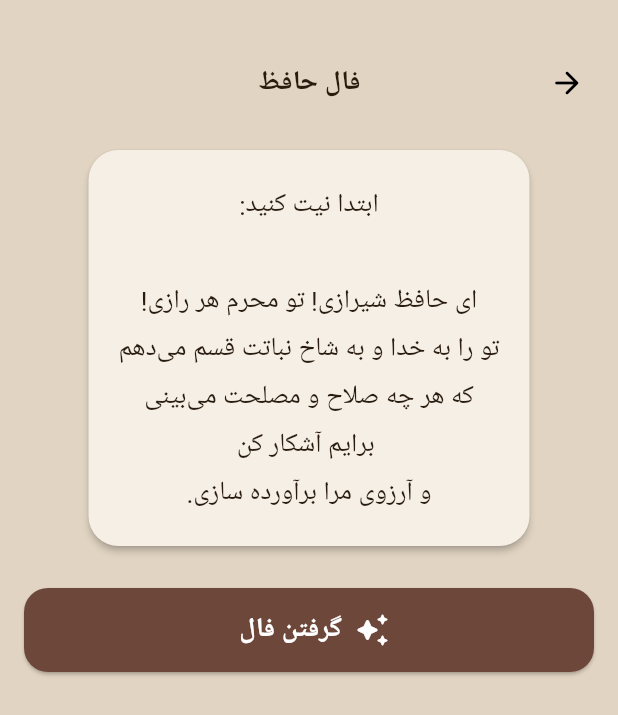
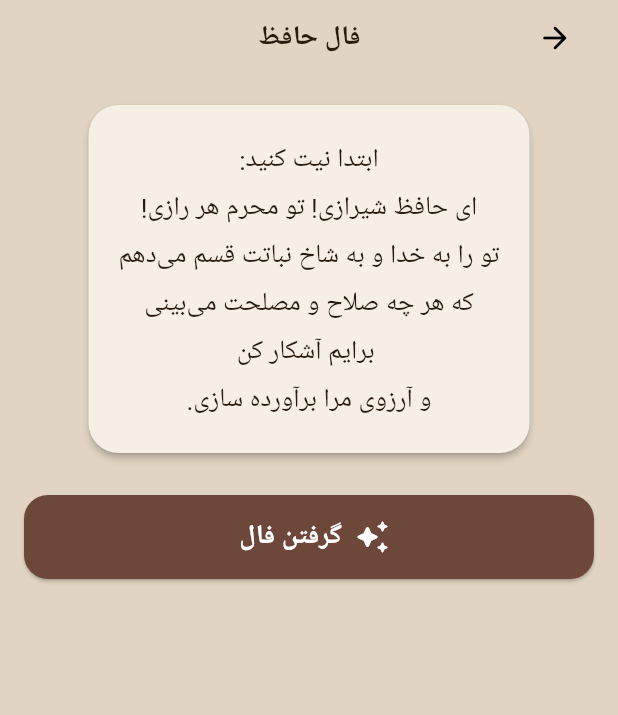
Before and after one commit to Abolfazl-Dev-Code/hafez-poems, a Flutter app: the FalScreen screen opened directly, on a phone screen of 412 x 824 dp. Shown: the top 715 px of the screen. Run offline on Flutter 3.47's test engine with Material 3 defaults, Android fonts, the phone set to English and light mode, and no system bars; our stand-ins replace audio_service, carousel_slider, connectivity_plus, drift, drift_flutter, flutter_local_notifications and 8 more; missing offline and left inert: audio_session, crop_your_image, funky_icons; accounts and stored records are empty; generated files the repository leaves out were written again; network calls fail; Roboto replaces fonts that are missing (vazir); statements that could not run were skipped.

Commit message:
newer packages, updated flutter and dart to the latest version

```diff
--- a/lib/homeScreenUnit/faalUnit/fal_screen.dart
+++ b/lib/homeScreenUnit/faalUnit/fal_screen.dart
@@ -195,17 +195,16 @@ class _FalScreenState extends State<FalScreen>
           elevation: 0,
           scrolledUnderElevation: 0,
           centerTitle: true,
-          toolbarHeight: 80,
-          leadingWidth: 60,
+          toolbarHeight: 50,
           leading: Padding(
-            padding: const EdgeInsets.only(top: 30.0, right: 8.0),
+            padding: const EdgeInsets.only(top: 0.0, right: 22.0),
             child: IconButton(
               icon: const Icon(Icons.arrow_back_rounded),
               onPressed: () => Navigator.of(context).pop(),
             ),
           ),
           title: Padding(
-            padding: const EdgeInsets.only(top: 30.0),
+            padding: const EdgeInsets.only(top: 0.0),
             child: Text(widget.title, style: textTheme.headlineMedium),
           ),
         ),
@@ -221,7 +220,7 @@ class _FalScreenState extends State<FalScreen>
                 child: Padding(
                   padding: const EdgeInsets.all(20),
                   child: Text(
-                    'ابتدا نیت کنید:\n\n'
+                    'ابتدا نیت کنید:\n'
                     'ای حافظ شیرازی! تو محرم هر رازی!\n'
                     'تو را به خدا و به شاخ نباتت قسم می‌دهم\n'
                     'که هر چه صلاح و مصلحت می‌بینی\n برایم آشکار کن\n'
--- a/lib/main.dart
+++ b/lib/main.dart
@@ -13,3 +13,4 @@ void main() async {
 //todo: بهبود ظاهری صفحه فال
 //todo: افزودن بخش پادکست ها
 //todo: افزودن بخش کمک مشاعره از دیوان حافظ
+//todo: بخشی که کاربر از مصرع موردنظرش صدا را پخش کند
--- a/lib/poemsUnit/PoemsListUnit/poem_list_sheet.dart
+++ b/lib/poemsUnit/PoemsListUnit/poem_list_sheet.dart
@@ -1,4 +1,5 @@
 import 'package:flutter/material.dart';
+import 'package:flutter/rendering.dart';
 import 'package:get/get.dart';
 import 'package:hafez_poems/poemsUnit/poems/persian_numbers.dart';
 import 'package:hafez_poems/poemsUnit/PoemsListUnit/poem_list_empty.dart';
@@ -398,7 +399,7 @@ class _PoemListSheetState extends State<PoemListSheet> {
                     }
 
                     return ListView.builder(
-                      cacheExtent: 69 * 5,
+                      scrollCacheExtent: ScrollCacheExtent.pixels(69 * 5),
                       itemCount: entries.length,
                       itemBuilder: (context, index) {
                         final entry = entries[index];
```
Also changed, not shown: lib/core/data/drift/drift_keyed_item_storage.dart (+4 -7 lines), lib/core/data/drift/drift_poem_storage.dart (+3 -5 lines), pubspec.yaml (+5 -8 lines), pubspec.lock (added), 2 other files.
